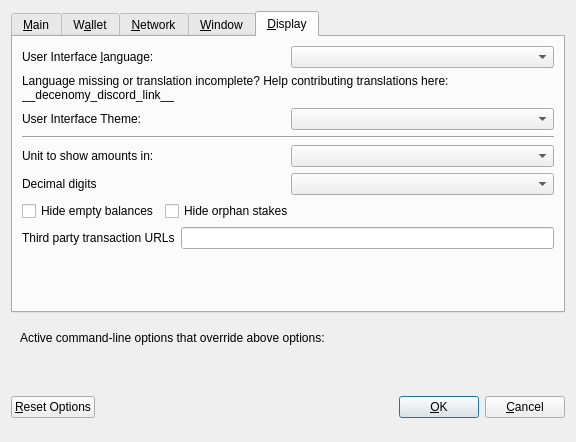
Old version of the form src/qt/forms/optionsdialog.ui in the repository decenomy/DSW.
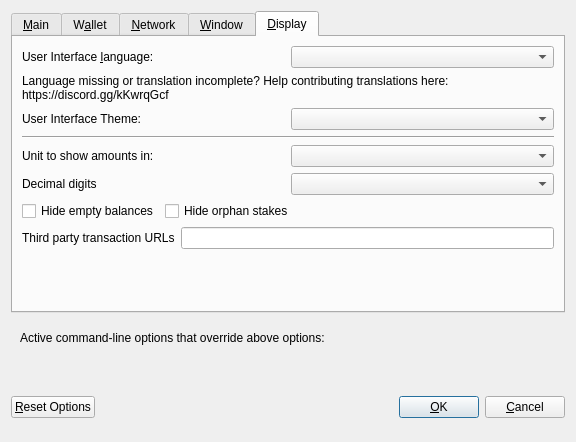
New version of the form. The open tabs and pages were chosen to show the change. Custom widgets are drawn as their Qt base class.

Commit message: Replacing discord invite link placeholder

The edit to the form file:
```diff
--- a/src/qt/forms/optionsdialog.ui
+++ b/src/qt/forms/optionsdialog.ui
@@ -428,7 +428,7 @@
          </property>
          <property name="text">
           <string>Language missing or translation incomplete? Help contributing translations here:
-__decenomy_discord_link__</string>
+https://discord.gg/kKwrqGcf</string>
          </property>
          <property name="wordWrap">
           <bool>true</bool>
```
The commit also changes 18 other files.
